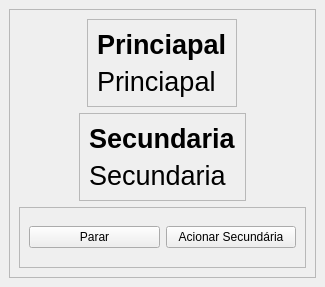
The window that Teste - Threads/GUI.ui (RobertooMota/Py_ambiete_teste) describes before a commit, drawn with Qt 5.
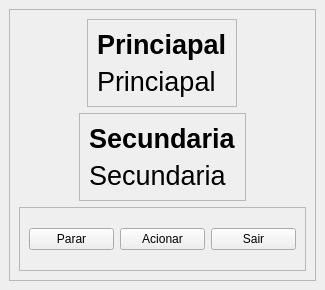
The same window after the commit.

Patch:
```diff
--- a/Teste - Threads/GUI.ui
+++ b/Teste - Threads/GUI.ui
@@ -7,7 +7,7 @@
     <x>0</x>
     <y>0</y>
     <width>325</width>
-    <height>287</height>
+    <height>290</height>
    </rect>
   </property>
   <property name="windowTitle">
@@ -119,7 +119,14 @@
           <item>
            <widget class="QPushButton" name="btn_Acao">
             <property name="text">
-             <string>Acionar Secundária</string>
+             <string>Acionar</string>
+            </property>
+           </widget>
+          </item>
+          <item>
+           <widget class="QPushButton" name="btn_Sair">
+            <property name="text">
+             <string>Sair</string>
             </property>
            </widget>
           </item>
```
